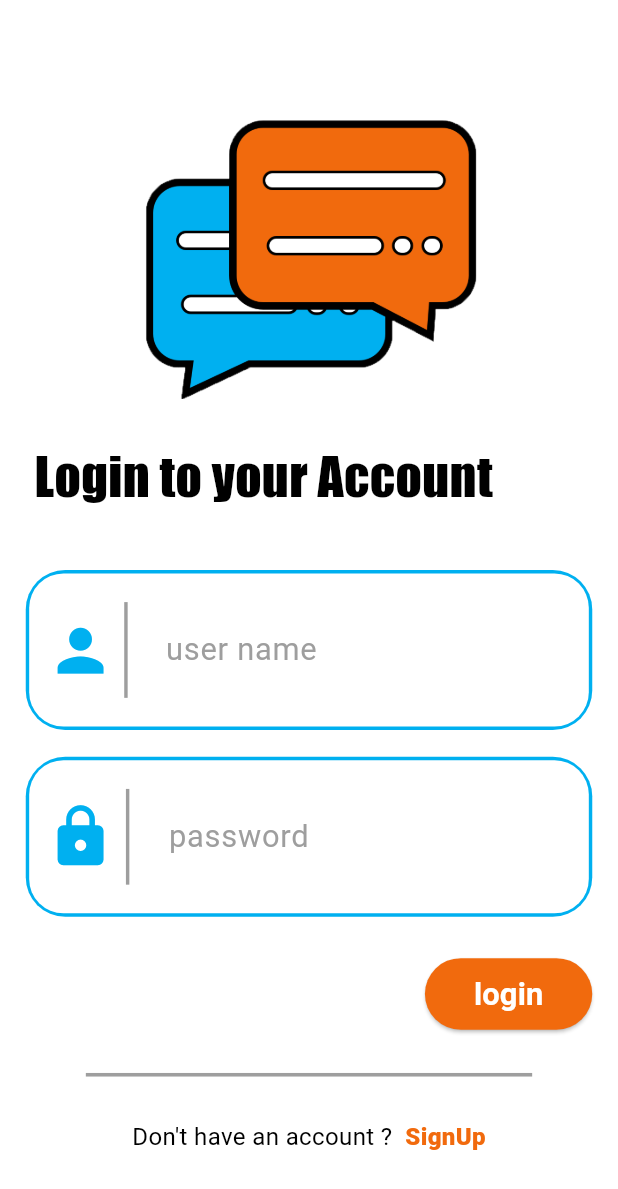
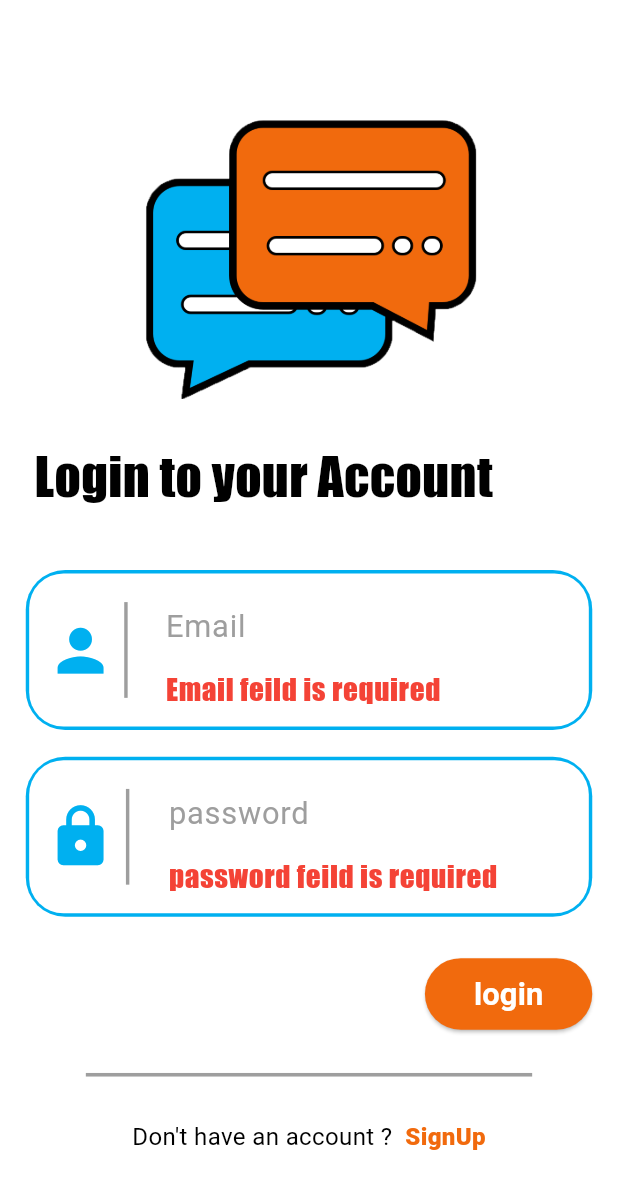
Before and after one commit to Mohand-2004/Chatti, a Flutter app: the screen it shows after launch, after a tap on "login", on a phone screen of 412 x 824 dp. Shown: the top 1189 px of the screen. Run offline on Flutter 3.47's test engine with Material 3 defaults, Android fonts, the phone set to English and light mode, and no system bars; our stand-ins replace device_preview, firebase_auth, firebase_core, flutter_bloc, flutter_screenutil; accounts and stored records are empty.

Commit message:
login appliction layer validations

```diff
--- a/lib/screens/login_screen.dart
+++ b/lib/screens/login_screen.dart
@@ -8,9 +8,7 @@ import 'package:my_app/widgets/entry.dart';
 import 'package:my_app/widgets/input_password_entry.dart';
 
 class LoginScreen extends StatelessWidget{
-  final TextEditingController usernameController = TextEditingController();
-  final TextEditingController passwordController = TextEditingController();
-  LoginScreen({super.key});
+  const LoginScreen({super.key});
   @override
   Widget build(BuildContext context){
     return Scaffold(
@@ -65,6 +63,8 @@ class LoginScreen extends StatelessWidget{
                 padding: EdgeInsets.symmetric(horizontal: 5.w,vertical: 8.h),
                 height: 250.r,
                 width: MediaQuery.of(context).size.width,
+                child: Form(
+                  key: coreController.loginValidationsKey,
                   child: Column(
                     children: [
                       // top space
@@ -73,9 +73,18 @@ class LoginScreen extends StatelessWidget{
                       // user name feild
                       Expanded(
                         child: Entry(
-                        hinttext: 'user name',
+                          validations: (string) {
+                            if(string == null || string == ''){
+                              return 'Email feild is required';
+                            }
+                            else if(!coreController.isValidEmail(string)){
+                              return 'Email is not valid';
+                            }
+                            return null;
+                          },
+                          hinttext: 'Email',
                           icon: Icons.person,
-                        controller: usernameController,
+                          controller: coreController.emailLoginController,
                         ),
                       ),
 
@@ -85,15 +94,22 @@ class LoginScreen extends StatelessWidget{
                       // password feild
                       Expanded(
                         child: InputPasswordEntry(
+                          validations: (value) {
+                            if(value == null || value == ''){
+                              return 'password feild is required';
+                            }
+                            return null;
+                          },
                           hinttext: 'password',
                           icon: Icons.lock,
-                        controller: passwordController,
+                          controller: coreController.passwordLoginController,
                         ),
                       ),
 
                       // bottom space
                       SizedBox(height: 15.h,),
                     ],
+                  ),
                 ),
               ),
 
@@ -105,7 +121,12 @@ class LoginScreen extends StatelessWidget{
 
                   // login button
                   ElevatedButton(
-                    onPressed: (){},
+                    onPressed: (){
+                      coreController.loginValidationsKey.currentState!.validate();
+                      if(coreController.emailLoginController.text != '' && coreController.passwordLoginController.text != '' && coreController.isValidEmail(coreController.emailLoginController.text)){
+
+                      }
+                    },
                     style: ElevatedButton.styleFrom(
                       backgroundColor: AppColors.orange,
                       fixedSize: Size(80.w+20,40.h),
--- a/lib/screens/signup_screen.dart
+++ b/lib/screens/signup_screen.dart
@@ -129,7 +129,7 @@ class SignupScreen extends StatelessWidget {
                                           if (value == null || value == ''){
                                             return 'Email feild is required';
                                           }
-                                          else if (!coreController.isValidEmail()){
+                                          else if (!coreController.isValidEmail(value)){
                                             return 'Email is not valid';
                                           }
                                           return null;
@@ -202,7 +202,7 @@ class SignupScreen extends StatelessWidget {
                           child: ElevatedButton(
                             onPressed: () {
                               coreController.signUpValidationsKey.currentState!.validate();
-                              if (coreController.passwordSignValidate() && coreController.emailSignController.text != '' && coreController.matchPasswordsValidate() && coreController.isValidEmail()) {
+                              if (coreController.passwordSignValidate() && coreController.emailSignController.text != '' && coreController.matchPasswordsValidate() && coreController.isValidEmail(coreController.emailSignController.text)) {
                                 coreController.signUp();
                               }
                             },
```
Also changed, not shown: lib/cubits/core_controller.dart (+5 -2 lines). Lines whose indentation alone changed are shown as unchanged.
